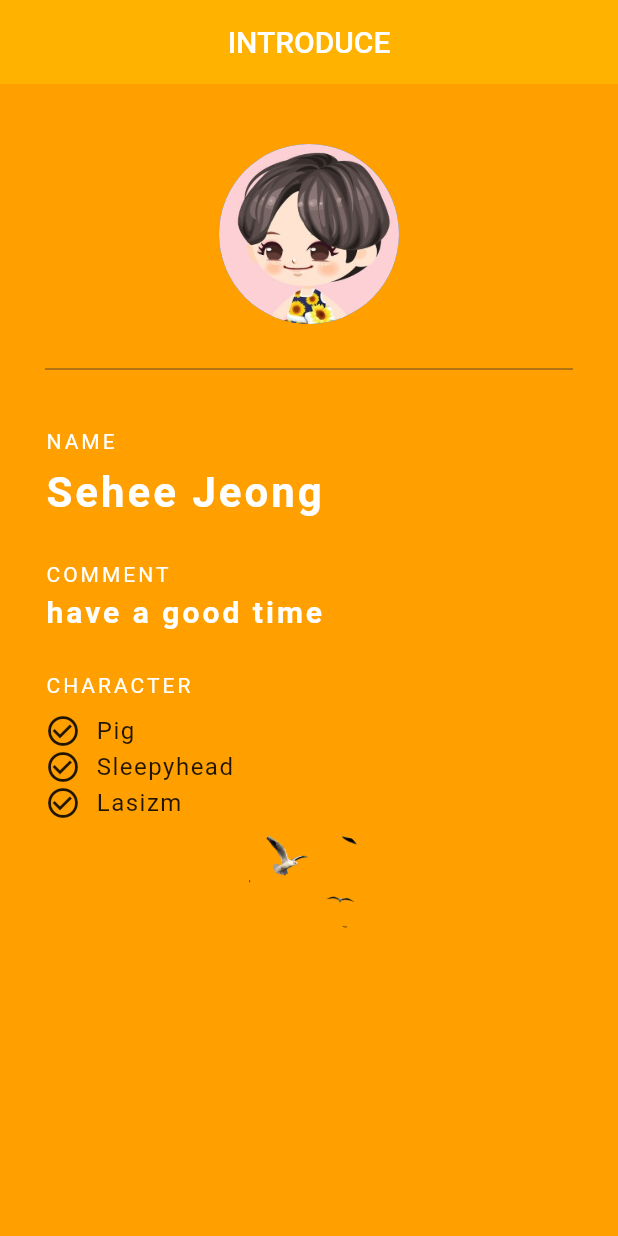
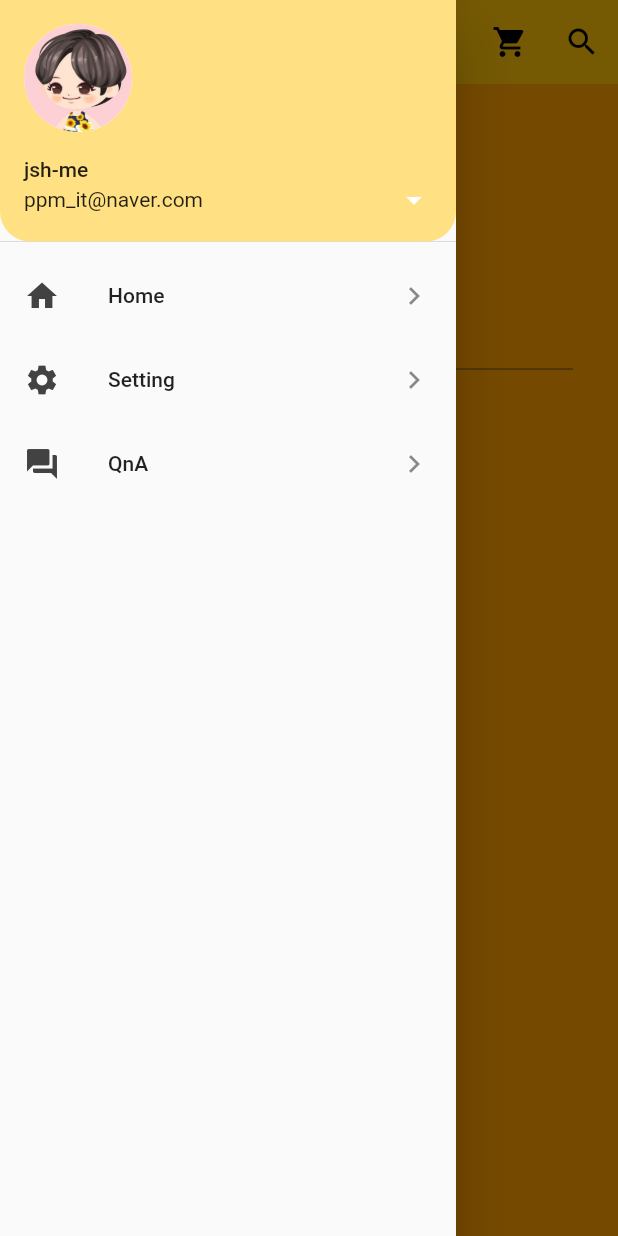
Before and after one commit to FlutterStudyKorea/flutter-intro, a Flutter app: the screen it shows after launch, with the side drawer open (before the commit the screen has no drawer), on a phone screen of 412 x 824 dp. Run offline on Flutter 3.47's test engine with Material 2 defaults, Android fonts, the phone set to English and light mode, and no system bars.

```diff
--- a/intro/lib/main.dart
+++ b/intro/lib/main.dart
@@ -8,6 +8,9 @@ class MyApp extends StatelessWidget {
   Widget build(BuildContext context) {
     return MaterialApp(
       title: 'INTRODUCE',
+      theme: ThemeData(
+        primarySwatch: Colors.amber,
+      ),
       home: Grade(),
     );
   }
@@ -20,9 +23,88 @@ class Grade extends StatelessWidget {
       backgroundColor: Colors.amber[700],
       appBar: AppBar(
         title: Text('INTRODUCE'),
-        backgroundColor: Colors.amber[600],
         centerTitle: true,
         elevation: 0.0,
+
+        actions: <Widget>[
+          IconButton(
+            icon: Icon(Icons.shopping_cart),
+            onPressed: (){
+              print('Shopping cart button is clicked');
+            },
+          ),
+          IconButton(
+            icon: Icon(Icons.search),
+            onPressed: (){
+              print('Search button is clicked');
+            },
+          ),
+        ],
+      ),
+      drawer: Drawer(
+        child: ListView(
+          padding: EdgeInsets.zero,
+          children: <Widget>[
+            UserAccountsDrawerHeader(
+              currentAccountPicture: CircleAvatar(
+                backgroundImage: AssetImage('assets/sehee.jpeg'),
+                backgroundColor: Colors.white,
+              ),
+//              otherAccountsPictures: <Widget>[
+//                CircleAvatar(
+//                  backgroundImage: AssetImage('assets/daco.png'),
+//                  backgroundColor: Colors.white,
+//                ),
+//                CircleAvatar(
+//                  backgroundImage: AssetImage('assets/daco.png'),
+//                  backgroundColor: Colors.white,
+//                ),
+             // ],
+              accountName: Text('jsh-me'),
+              accountEmail: Text('ppm_it@naver.com'),
+              onDetailsPressed: (){
+                print('clicked');
+              },
+              decoration: BoxDecoration(
+                color: Colors.amber[200],
+                borderRadius: BorderRadius.only(
+                  bottomLeft: Radius.circular(20.0),
+                  bottomRight: Radius.circular(20.0),
+                )
+              ),
+            ),
+            ListTile(
+              leading: Icon(Icons.home,
+              color: Colors.grey[800],
+              ),
+              title: Text('Home'),
+              trailing: Icon(Icons.navigate_next),
+              onTap: (){
+                print('Home is clicked');
+              },
+            ),
+            ListTile(
+              leading: Icon(Icons.settings,
+                color: Colors.grey[800],
+              ),
+              title: Text('Setting'),
+              trailing: Icon(Icons.navigate_next),
+              onTap: (){
+                print('Setting is clicked');
+              },
+            ),
+            ListTile(
+              leading: Icon(Icons.question_answer,
+                color: Colors.grey[800],
+              ),
+              title: Text('QnA'),
+              trailing: Icon(Icons.navigate_next),
+              onTap: (){
+                print('QnA is clicked');
+              },
+            ),
+          ],
+        ),
       ),
       body: Padding(
         padding: EdgeInsets.fromLTRB(30.0, 40.0, 30.0, 0.0),
@@ -149,3 +231,8 @@ class Grade extends StatelessWidget {
     );
   }
 }
+
+void showSnackBar(String msg, BuildContext context){
+  Scaffold.of(context).showSnackBar(
+      SnackBar(content: Text(msg)));
+}
```
Also changed, not shown: 3 other files.
